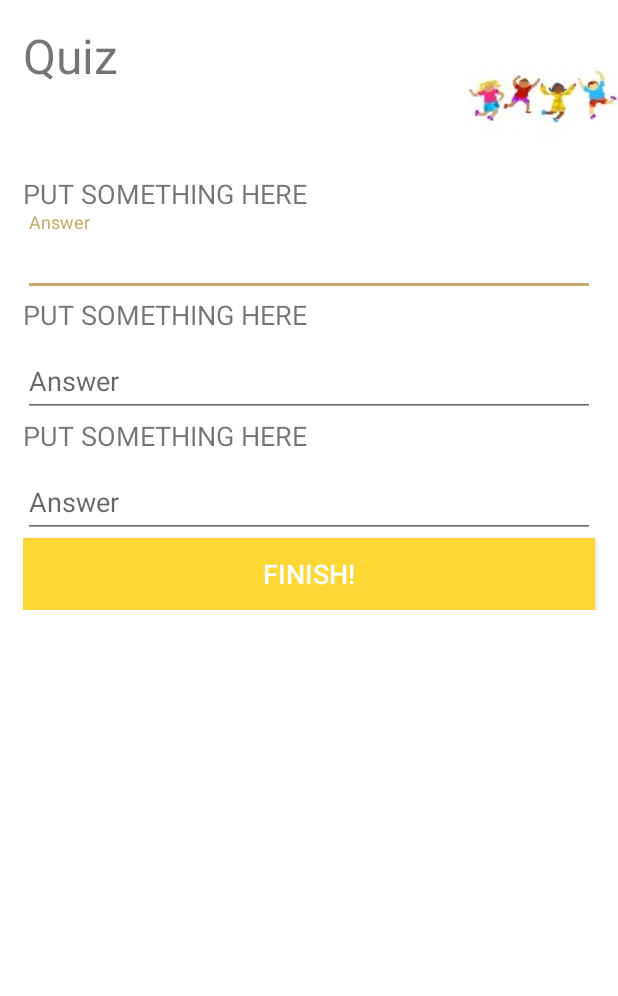
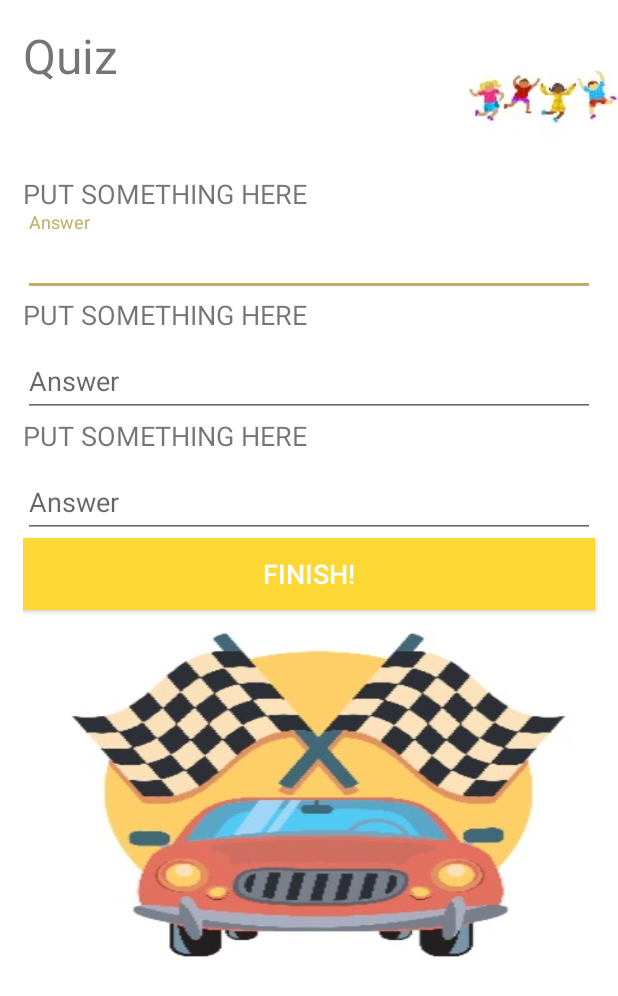
Before and after one commit to KelvinKKLin/Erudite, an Android app: the QuizzesActivity screen opened directly, with no data from a screen before it, on a phone screen of 412 x 824 dp. Shown: the top 996 px of the screen. Run offline under Robolectric (Android 15) with nearby library versions, the phone set to English and light mode, and no system bars; pictures from the network do not load.

Commit message:
Major UI Updates

```diff
--- a/app/src/main/res/layout/grades_activity_teacher.xml
+++ b/app/src/main/res/layout/grades_activity_teacher.xml
@@ -48,7 +48,7 @@
             android:layout_width="match_parent"
             android:layout_height="wrap_content"
             android:layout_margin="5dp"
-            android:layout_weight="0.36"
+            android:layout_weight="0.27"
             android:text="How Did You Do?"
             android:background="#26C6DA"
             android:textColor="#ffffff"
--- a/app/src/main/res/layout/quizzes_activity.xml
+++ b/app/src/main/res/layout/quizzes_activity.xml
@@ -120,10 +120,10 @@
             <ImageView
                 android:id="@+id/imageView2"
                 android:layout_width="match_parent"
-                android:layout_height="wrap_content"
-                android:layout_weight="1"
+                android:layout_height="250dp"
                 android:layout_marginRight="15dp"
-                app:srcCompat="@drawable/finshquiz" />
+                android:layout_weight="31345.72"
+                android:background="@drawable/finshquiz" />
         </LinearLayout>
     </ScrollView>
 
```
